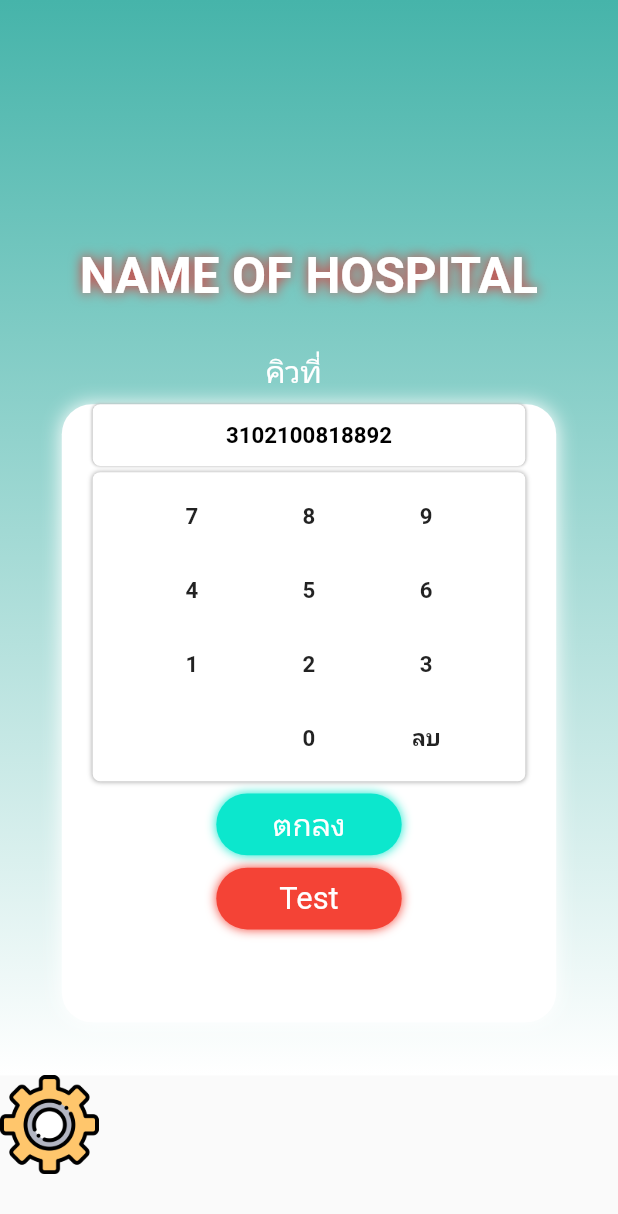
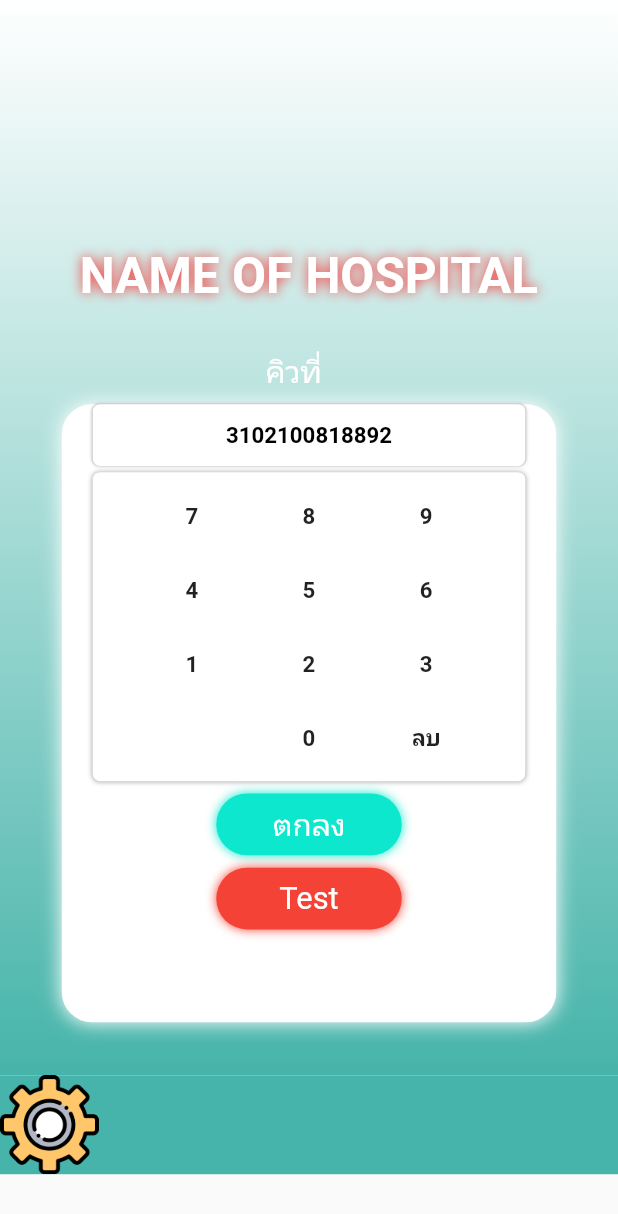
Before and after one commit to ksupasak/smarthealth, a Flutter app: the screen it shows after launch, on a phone screen of 412 x 824 dp. Shown: the top 1214 px of the screen. Run offline on Flutter 3.47's test engine with Material 2 defaults, Android fonts, the phone set to English and light mode, and no system bars; our stand-ins replace dio, flutter_blue_plus, get, just_audio, pdf, sembast and 1 more; missing offline and left inert: openvidu_client; network calls fail.

Commit message:
01052023

```diff
--- a/lib/views/pages/home.dart
+++ b/lib/views/pages/home.dart
@@ -149,13 +149,7 @@ class _HomeappState extends State<Homeapp> {
     return Scaffold(
       body: Stack(
         children: [
-          Positioned(
-              child: BackGroundSmart_Health(
-            BackGroundColor: [
-              StyleColor.backgroundbegin,
-              StyleColor.backgroundend
-            ],
-          )),
+          backgrund(),
           Positioned(
               child: SafeArea(
             child: ListView(children: [
--- a/lib/views/pages/menu.dart
+++ b/lib/views/pages/menu.dart
@@ -21,10 +21,7 @@ class _MenuState extends State<Menu> {
     double _height = MediaQuery.of(context).size.height;
     return Scaffold(
         body: Stack(children: [
-      Positioned(
-          child: BackGroundSmart_Health(
-        BackGroundColor: [StyleColor.backgroundbegin, StyleColor.backgroundend],
-      )),
+      backgrund(),
       Positioned(
         child: Center(
             child: Container(
--- a/lib/views/pages/videocall.dart
+++ b/lib/views/pages/videocall.dart
@@ -193,6 +193,7 @@ class _RoomPageState extends State<RoomPage> {
   Future<void> _onConnect() async {
     logger.e("start on Connect");
     dynamic connectstring = widget.data;
+
     if (true) {
       final connection = Connection.fromJson(connectstring);
       logger.i(connection.token!);
--- a/lib/views/ui/bottomnavigationbar/bottomnavigationbar.dart
+++ b/lib/views/ui/bottomnavigationbar/bottomnavigationbar.dart
@@ -1,6 +1,7 @@
 import 'package:flutter/material.dart';
 import 'package:flutter/src/widgets/container.dart';
 import 'package:flutter/src/widgets/framework.dart';
+import 'package:smart_health/background/color/style_color.dart';
 import 'package:smart_health/views/ui/bottomnavigationbar/menubottombar.dart';
 
 class BottomNavigationBarApp extends StatefulWidget {
@@ -17,6 +18,7 @@ class _BottomNavigationBarAppState extends State<BottomNavigationBarApp> {
     double _height = MediaQuery.of(context).size.height;
     return Container(
       width: _width,
+      color: StyleColor.backgroundbegin,
       height: _height * 0.08,
       child: Row(
         mainAxisAlignment: MainAxisAlignment.start,
--- a/lib/views/ui/widgetdew.dart/widgetdew.dart
+++ b/lib/views/ui/widgetdew.dart/widgetdew.dart
@@ -8,11 +8,33 @@ import 'package:flutter/src/widgets/framework.dart';
 
 import 'package:just_audio/just_audio.dart';
 import 'package:provider/provider.dart';
+import 'package:smart_health/background/background.dart';
+import 'package:smart_health/background/color/style_color.dart';
 import 'package:smart_health/provider/provider.dart';
 import 'package:smart_health/provider/provider_function.dart';
 import 'package:smart_health/views/pages/videocall.dart';
 import 'package:smart_health/widget_decorate/WidgetDecorate.dart';
 import 'package:http/http.dart' as http;
+
+class backgrund extends StatefulWidget {
+  const backgrund({super.key});
+
+  @override
+  State<backgrund> createState() => _backgrundState();
+}
+
+class _backgrundState extends State<backgrund> {
+  @override
+  Widget build(BuildContext context) {
+    return Positioned(
+        child: BackGroundSmart_Health(
+      BackGroundColor: [
+        StyleColor.backgroundend,
+        StyleColor.backgroundbegin,
+      ],
+    ));
+  }
+}
 
 class BoxWidetdew extends StatefulWidget {
   BoxWidetdew(
@@ -820,7 +842,7 @@ class _BoxSettingState extends State<BoxSetting> {
                               ),
                             )),
                         Container(
-                            width: _width * 0.47,
+                            width: _width * 0.45,
                             child: Row(
                               mainAxisAlignment: MainAxisAlignment.end,
                               children: [
```
Also changed, not shown: lib/views/pages/check_queue.dart (+1 -7 lines), lib/views/pages/checkqueue.dart (+2 -7 lines), lib/views/pages/health_record.dart (+1 -7 lines), lib/views/pages/pages_setting/device.dart (+2 -7 lines), lib/views/pages/pages_setting/functionble/scan.dart (+2 -7 lines), lib/views/pages/pages_setting/init_setting.dart (+1 -9 lines), lib/views/pages/printqueue.dart (+10 -16 lines), lib/views/pages/setting.dart (+1 -7 lines), lib/views/pages/user_information.dart (+1 -8 lines).
